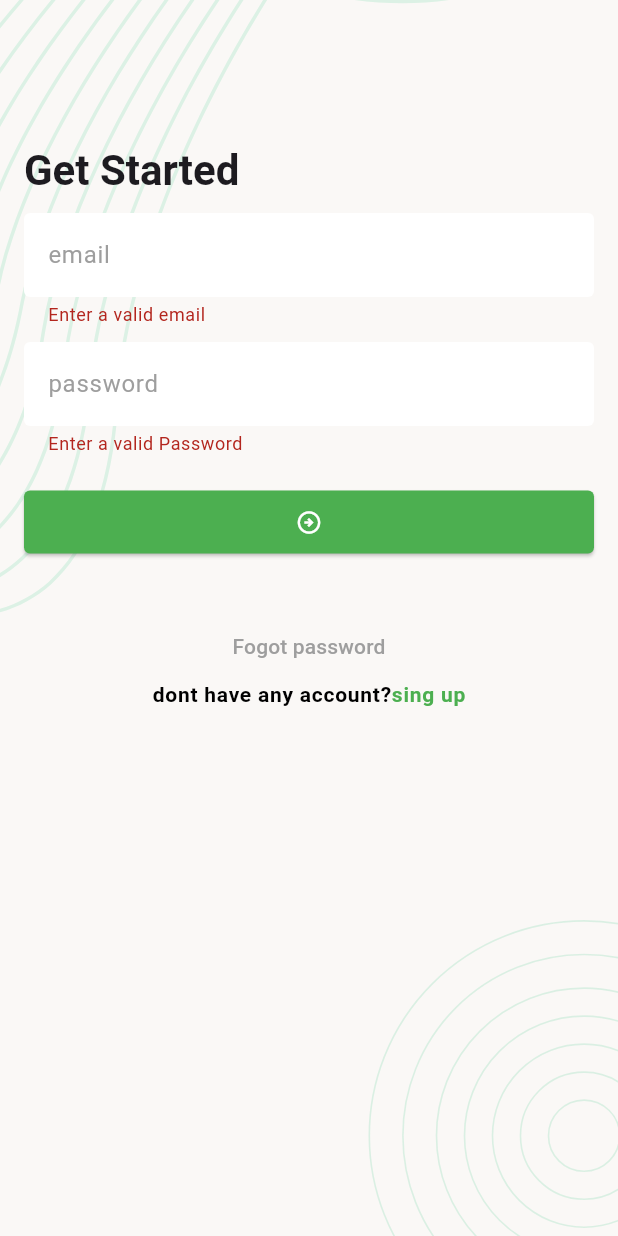
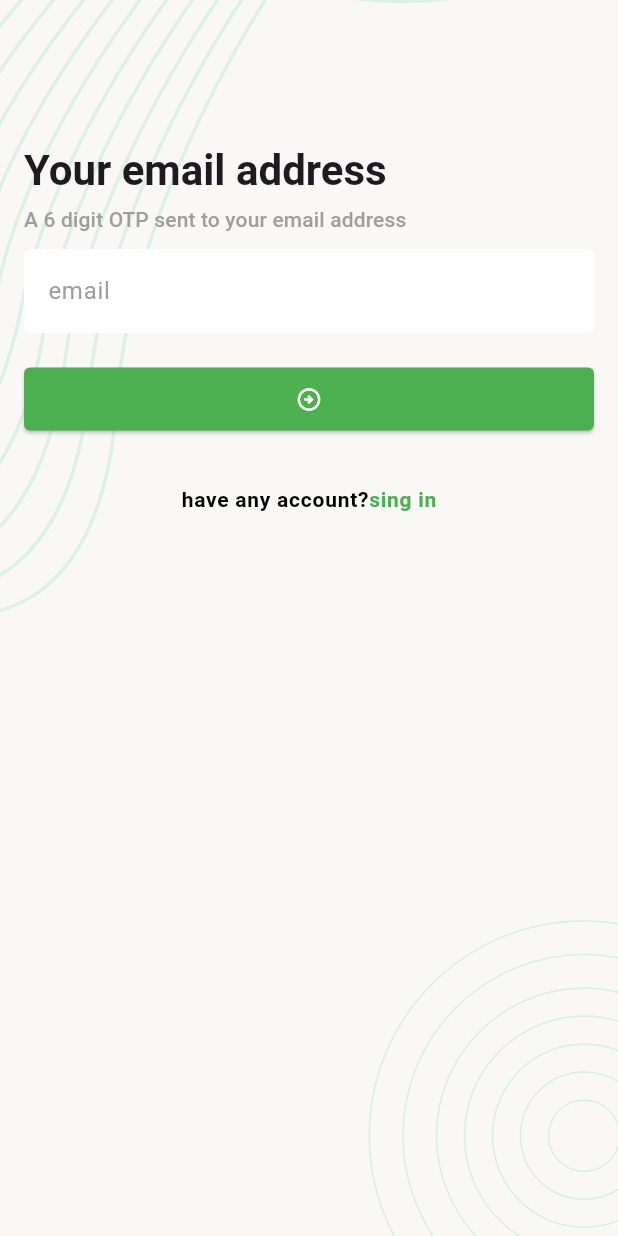
Before and after one commit to FerdusAhmed/Task_manager, a Flutter app: the screen it shows after launch, after a tap on the "arrow circle right" icon, after a tap on "Fogot password", on a phone screen of 412 x 824 dp. Run offline on Flutter 3.47's test engine with Material 3 defaults, Android fonts, the phone set to English and light mode, and no system bars; our stand-ins replace email_validator, flutter_svg, pin_code_fields.

Commit message:
added all UI of forgot password

```diff
--- a/lib/app.dart
+++ b/lib/app.dart
@@ -1,5 +1,8 @@
 import 'package:flutter/material.dart';
 import 'package:task_manager/ui/screen/Singup_Screen.dart';
+import 'package:task_manager/ui/screen/forget_pass_email.dart';
+import 'package:task_manager/ui/screen/pin_varification.dart';
+import 'package:task_manager/ui/screen/set_password.dart';
 import 'package:task_manager/ui/screen/sign_in_screen.dart';
 import 'package:task_manager/ui/screen/splash_screen.dart';
 
@@ -37,6 +40,9 @@ class taskmanagerapp extends StatelessWidget {
      SplashScreen.name : (context) => SplashScreen(),
      SignInScreen.name : (context) => SignInScreen(),
         SignUpScreen.name : (context) => SignUpScreen(),
+        forgot_pass .name : (context) => forgot_pass (),
+        pin_verification.name : (context) => pin_verification(),
+        Set_pass.name : (context) => Set_pass(),
 
 
       },
--- a/lib/ui/screen/Singup_Screen.dart
+++ b/lib/ui/screen/Singup_Screen.dart
@@ -1,6 +1,7 @@
 import 'package:email_validator/email_validator.dart';
 import 'package:flutter/gestures.dart';
 import 'package:flutter/material.dart';
+import 'package:task_manager/ui/screen/sign_in_screen.dart';
 import 'package:task_manager/ui/wigets/screen_brackground.dart';
 
 class SignUpScreen extends StatefulWidget {
@@ -233,7 +234,7 @@ class _SignUpScreenState extends State<SignUpScreen> {
 
   void _ontapsignin()
   {
-    Navigator.pop(context);
+    Navigator.pushNamed(context, SignInScreen.name);
 
 
   }
--- /dev/null
+++ b/lib/ui/screen/forget_pass_email.dart
@@ -0,0 +1,150 @@
+import 'package:email_validator/email_validator.dart';
+import 'package:flutter/gestures.dart';
+import 'package:flutter/material.dart';
+import 'package:task_manager/ui/screen/Singup_Screen.dart';
+import 'package:task_manager/ui/screen/pin_varification.dart';
+import 'package:task_manager/ui/wigets/screen_brackground.dart';
+
+class forgot_pass extends StatefulWidget {
+  const forgot_pass({super.key});
+  static const String name = 'forgot_pass';
+
+  @override
+  State<forgot_pass> createState() => _forgot_passState();
+}
+
+class _forgot_passState extends State<forgot_pass> {
+
+  final TextEditingController _email = TextEditingController();
+
+  final GlobalKey <FormState> _formkey = GlobalKey<FormState>();
+  @override
+  Widget build(BuildContext context) {
+    return Scaffold(
+      body: ScreenBrackground(child: SingleChildScrollView(
+        child: Padding(
+          padding: const EdgeInsets.all(16),
+          child: Form(
+            key: _formkey,
+            autovalidateMode: AutovalidateMode.onUserInteraction,
+            child: Column(
+              crossAxisAlignment: CrossAxisAlignment.start,
+              children: [
+
+                const SizedBox(height: 80,),
+
+                Text('Your email address',
+                  style: Theme.of(context).textTheme.titleLarge,
+                ),
+                SizedBox(
+                  height: 4,
+                ),
+                Text('A 6 digit OTP sent to your email address',
+                  style: Theme.of(context).textTheme.titleSmall?.copyWith(
+                    color: Colors.grey
+                  ),
+                ),
+                SizedBox(
+                  height: 10,
+                ),
+
+
+                TextFormField(
+                  controller: _email,
+                  decoration: InputDecoration(
+                    fillColor: Colors.white,
+                    filled: true,
+                    hintText: 'email',
+                    hintStyle: TextStyle(
+                      color:  Colors.grey,),
+                    border: OutlineInputBorder(
+                      borderSide: BorderSide.none,
+
+                    ),
+
+
+
+                  ),
+                  textInputAction: TextInputAction.next,
+                  validator: (String? value){
+                    String email = value ?? '';
+                    if(EmailValidator.validate(email) == false)
+                    {
+                      return 'Enter a valid email';
+                    }
+                    return null;
+                  },
+                ),
+
+
+
+                SizedBox(
+                  height: 20,
+                ),
+                ElevatedButton(
+
+                    onPressed: _ontapsubmit, child: Icon(Icons.arrow_circle_right_outlined)),
+                SizedBox(height: 35,),
+
+                Center(
+                  child: RichText(text: TextSpan(
+                      text: 'have any account?',style: TextStyle(
+                    color: Colors.black,
+                    fontWeight: FontWeight.w600,
+                    letterSpacing: 0.5,
+
+                  ),
+                      children: [
+                        TextSpan(
+                          text: 'sing in',style:
+                        TextStyle(
+                          color: Colors.green,
+                        ),
+                          recognizer: TapGestureRecognizer()..onTap = _ontapsignin,
+                        ),
+
+                      ]
+                  )),
+                ),
+
+              ],
+            ),
+          ),
+        ),
+      ),
+
+
+      ),
+    );
+  }
+  void _ontapsubmit()
+  {
+    if(_formkey.currentState!.validate())
+    {
+      //TODO : SignIn;
+      Navigator.pushNamed(context, pin_verification.name);
+    }
+
+  }
+  void _ontapforgot()
+  {
+
+
+
+
+  }
+  void _ontapsignin()
+  {
+    Navigator.pop(context);
+
+
+  }
+  @override
+  void dispose() {
+    // TODO: implement dispose
+    _email.dispose();
+
+
+    super.dispose();
+  }
+}
--- a/lib/ui/screen/sign_in_screen.dart
+++ b/lib/ui/screen/sign_in_screen.dart
@@ -3,6 +3,8 @@ import 'package:flutter/gestures.dart';
 import 'package:flutter/material.dart';
 import 'package:task_manager/ui/screen/Singup_Screen.dart';
 import 'package:task_manager/ui/wigets/screen_brackground.dart';
+
+import 'forget_pass_email.dart';
 
 class SignInScreen extends StatefulWidget {
   const SignInScreen({super.key});
@@ -150,6 +152,7 @@ class _SignInScreenState extends State<SignInScreen> {
   void _ontapforgot()
   {
 
+Navigator.pushNamed(context, forgot_pass .name);
 
   }
   void _ontapsignup()
--- a/pubspec.yaml
+++ b/pubspec.yaml
@@ -11,6 +11,7 @@ dependencies:
 
   flutter_svg: ^2.2.0
   email_validator: ^3.0.0
+  pin_code_fields: ^8.0.1
 dev_dependencies:
   flutter_test:
     sdk: flutter
```
Also changed, not shown: lib/ui/screen/pin_varification.dart (added, +148 -0 lines), lib/ui/screen/set_password.dart (added, +181 -0 lines), pubspec.lock.
